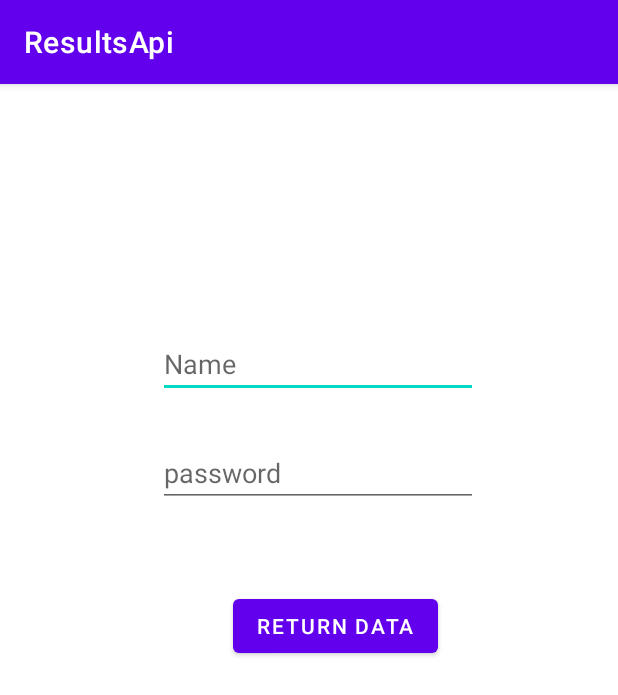
After one commit to AllTeach/ResultsApi, an Android app: the ResultActivity screen opened directly, with no data from a screen before it, on a phone screen of 412 x 824 dp. The commit adds this screen. Shown: the top 695 px of the screen. Run offline under Robolectric (Android 15) with nearby library versions, the phone set to English and light mode, and no system bars.

Commit message:
Added Generic ResultActivity

```diff
--- a/app/src/main/java/com/example/resultsapi/MainActivity.java
+++ b/app/src/main/java/com/example/resultsapi/MainActivity.java
@@ -48,4 +48,8 @@ public class MainActivity extends AppCompatActivity {
         Intent intent = new Intent(this,ActivityPickContact.class);
         startActivity(intent);
     }
+    public void gotoGenericResult(View view) {
+        Intent intent = new Intent(this,GenericResultActivity.class);
+        startActivity(intent);
+    }
 }
--- a/app/src/main/java/com/example/resultsapi/PermissionRequest.java
+++ /dev/null
@@ -1,4 +0,0 @@
-package com.example.resultsapi;
-
-public class PermissionRequest  {
-}
--- /dev/null
+++ b/app/src/main/java/com/example/resultsapi/ResultActivity.java
@@ -0,0 +1,32 @@
+package com.example.resultsapi;
+
+import androidx.appcompat.app.AppCompatActivity;
+
+import android.app.Activity;
+import android.content.Intent;
+import android.os.Bundle;
+import android.view.View;
+import android.widget.EditText;
+
+public class ResultActivity extends AppCompatActivity {
+
+    @Override
+    protected void onCreate(Bundle savedInstanceState) {
+        super.onCreate(savedInstanceState);
+        setContentView(R.layout.activity_result);
+    }
+
+    public void returnData(View view) {
+        Intent intent = getIntent();
+
+        EditText name = findViewById(R.id.etTextName);
+        EditText password = findViewById(R.id.etPassword);
+
+        intent.putExtra("name",name.getText().toString());
+        intent.putExtra("password",password.getText().toString());
+        setResult(Activity.RESULT_OK,intent);
+        finish();
+
+
+    }
+}
--- /dev/null
+++ b/app/src/main/res/layout/activity_result.xml
@@ -0,0 +1,43 @@
+<?xml version="1.0" encoding="utf-8"?>
+<androidx.constraintlayout.widget.ConstraintLayout xmlns:android="http://schemas.android.com/apk/res/android"
+    xmlns:app="http://schemas.android.com/apk/res-auto"
+    xmlns:tools="http://schemas.android.com/tools"
+    android:layout_width="match_parent"
+    android:layout_height="match_parent"
+    tools:context=".ResultActivity">
+
+    <Button
+        android:id="@+id/btnReturn"
+        android:layout_width="wrap_content"
+        android:layout_height="wrap_content"
+        android:layout_marginStart="155dp"
+        android:layout_marginTop="337dp"
+        android:text="Return Data"
+        app:layout_constraintStart_toStartOf="parent"
+        android:onClick="returnData"
+        app:layout_constraintTop_toTopOf="parent" />
+
+    <EditText
+        android:id="@+id/etTextName"
+        android:layout_width="wrap_content"
+        android:layout_height="wrap_content"
+        android:layout_marginStart="105dp"
+        android:layout_marginTop="164dp"
+        android:ems="10"
+        android:inputType="textPersonName"
+        android:hint="Name"
+        app:layout_constraintStart_toStartOf="parent"
+        app:layout_constraintTop_toTopOf="parent" />
+
+    <EditText
+        android:id="@+id/etPassword"
+        android:layout_width="wrap_content"
+        android:layout_height="wrap_content"
+        android:layout_marginStart="105dp"
+        android:layout_marginTop="27dp"
+        android:ems="10"
+        android:inputType="textPassword"
+        android:hint="password"
+        app:layout_constraintStart_toStartOf="parent"
+        app:layout_constraintTop_toBottomOf="@+id/etTextName" />
+</androidx.constraintlayout.widget.ConstraintLayout>
```
Also changed, not shown: app/src/main/AndroidManifest.xml (+15 -14 lines), app/src/main/java/com/example/resultsapi/ActivityTakePicture.java (+8 -6 lines), app/src/main/java/com/example/resultsapi/GenericResultActivity.java (+33 -0 lines), app/src/main/res/layout/activity_generic_result.xml (+10 -0 lines), app/src/main/res/layout/activity_main.xml (+11 -0 lines).
